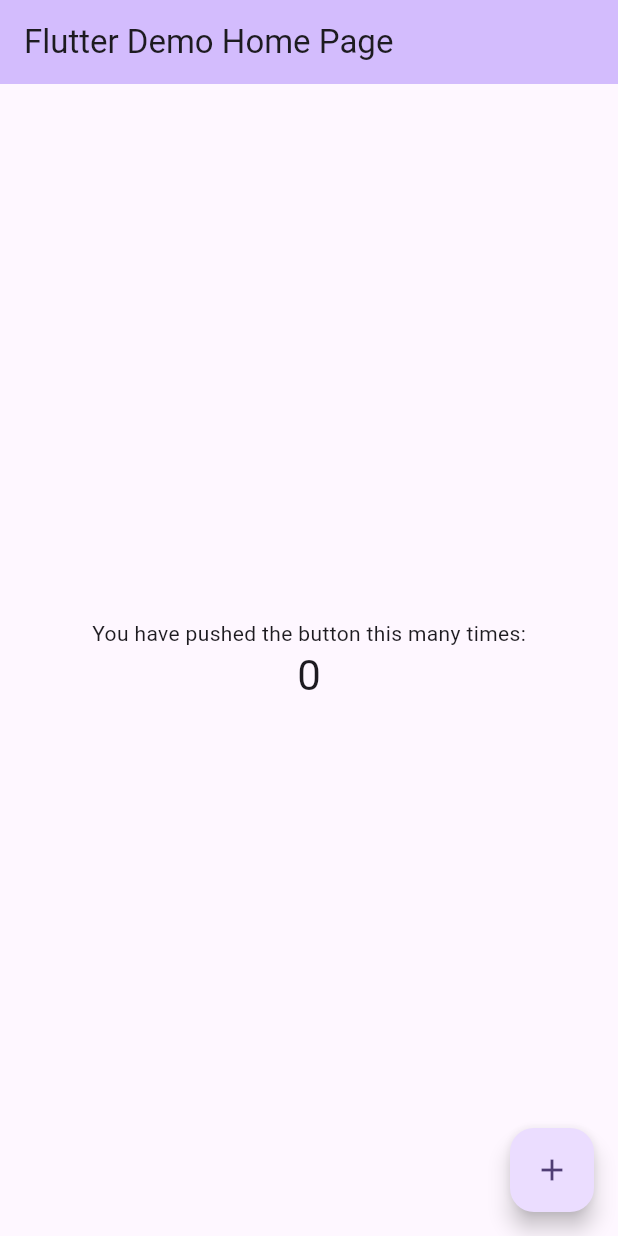
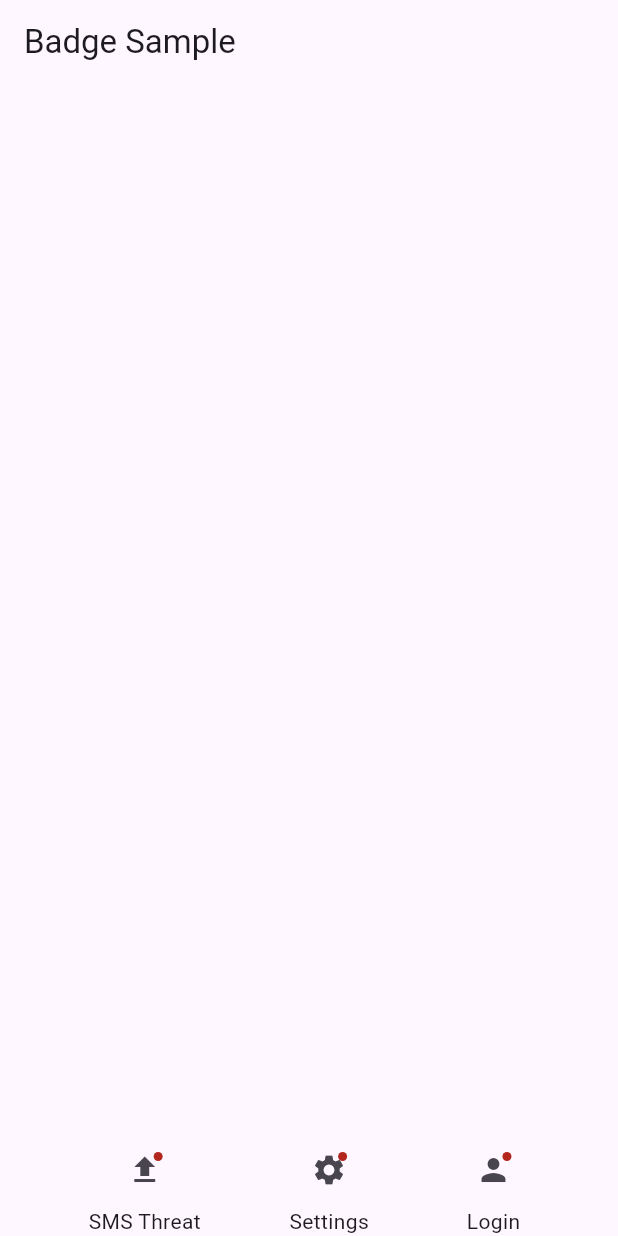
Before and after one commit to HavishVivek/Hackaton, a Flutter app: the screen it shows after launch, on a phone screen of 412 x 824 dp. Run offline on Flutter 3.47's test engine with Material 3 defaults, Android fonts, the phone set to English and light mode, and no system bars.

Commit message:
Update main.dart to have basic UI
added three buttons

```diff
--- a/sms_app_2/lib/main.dart
+++ b/sms_app_2/lib/main.dart
@@ -1,125 +1,70 @@
 import 'package:flutter/material.dart';
 
-void main() {
-  runApp(const MyApp());
-}
 
-class MyApp extends StatelessWidget {
-  const MyApp({super.key});
+void main() => runApp(const BadgeExampleApp());
 
-  // This widget is the root of your application.
+class BadgeExampleApp extends StatelessWidget {
+  const BadgeExampleApp({super.key});
+
   @override
   Widget build(BuildContext context) {
     return MaterialApp(
-      title: 'Flutter Demo',
-      theme: ThemeData(
-        // This is the theme of your application.
-        //
-        // TRY THIS: Try running your application with "flutter run". You'll see
-        // the application has a purple toolbar. Then, without quitting the app,
-        // try changing the seedColor in the colorScheme below to Colors.green
-        // and then invoke "hot reload" (save your changes or press the "hot
-        // reload" button in a Flutter-supported IDE, or press "r" if you used
-        // the command line to start the app).
-        //
-        // Notice that the counter didn't reset back to zero; the application
-        // state is not lost during the reload. To reset the state, use hot
-        // restart instead.
-        //
-        // This works for code too, not just values: Most code changes can be
-        // tested with just a hot reload.
-        colorScheme: ColorScheme.fromSeed(seedColor: Colors.deepPurple),
-        useMaterial3: true,
+      home: Scaffold(
+        appBar:AppBar(title: Text('Badge Sample')),
+        body: const BadgeExample(),
       ),
-      home: const MyHomePage(title: 'Flutter Demo Home Page'),
     );
   }
 }
 
-class MyHomePage extends StatefulWidget {
-  const MyHomePage({super.key, required this.title});
-
-  // This widget is the home page of your application. It is stateful, meaning
-  // that it has a State object (defined below) that contains fields that affect
-  // how it looks.
-
-  // This class is the configuration for the state. It holds the values (in this
-  // case the title) provided by the parent (in this case the App widget) and
-  // used by the build method of the State. Fields in a Widget subclass are
-  // always marked "final".
-
-  final String title;
-
-  @override
-  State<MyHomePage> createState() => _MyHomePageState();
-}
-
-class _MyHomePageState extends State<MyHomePage> {
-  int _counter = 0;
-
-  void _incrementCounter() {
-    setState(() {
-      // This call to setState tells the Flutter framework that something has
-      // changed in this State, which causes it to rerun the build method below
-      // so that the display can reflect the updated values. If we changed
-      // _counter without calling setState(), then the build method would not be
-      // called again, and so nothing would appear to happen.
-      _counter++;
-    });
-  }
+class BadgeExample extends StatelessWidget {
+  const BadgeExample({super.key});
 
   @override
   Widget build(BuildContext context) {
-    // This method is rerun every time setState is called, for instance as done
-    // by the _incrementCounter method above.
-    //
-    // The Flutter framework has been optimized to make rerunning build methods
-    // fast, so that you can just rebuild anything that needs updating rather
-    // than having to individually change instances of widgets.
-    return Scaffold(
-      appBar: AppBar(
-        // TRY THIS: Try changing the color here to a specific color (to
-        // Colors.amber, perhaps?) and trigger a hot reload to see the AppBar
-        // change color while the other colors stay the same.
-        backgroundColor: Theme.of(context).colorScheme.inversePrimary,
-        // Here we take the value from the MyHomePage object that was created by
-        // the App.build method, and use it to set our appbar title.
-        title: Text(widget.title),
+    return Align(
+      alignment: Alignment.bottomCenter,
+      child: Row(
+        mainAxisAlignment: MainAxisAlignment.spaceEvenly,
+        children: <Widget>[
+          Column(
+            mainAxisSize: MainAxisSize.min,
+            children: [
+              IconButton(
+                icon: const Badge(
+                  child: Icon(Icons.upload),
+                ),
+                onPressed: () {},
+              ),
+              const Text('SMS Threat'),
+            ],
+          ),
+          Column(
+            mainAxisSize: MainAxisSize.min,
+            children: [
+              IconButton(
+                icon: const Badge(
+                  child: Icon(Icons.settings),
+                ),
+                onPressed: () {},
+              ),
+              const Text('Settings'),
+            ],
+          ),
+          Column(
+            mainAxisSize: MainAxisSize.min,
+            children: [
+              IconButton(
+                icon: const Badge(
+                  child: Icon(Icons.person),
+                ),
+                onPressed: () {},
+              ),
+              const Text('Login'),
+            ],
+          ),
+        ],
       ),
-      body: Center(
-        // Center is a layout widget. It takes a single child and positions it
-        // in the middle of the parent.
-        child: Column(
-          // Column is also a layout widget. It takes a list of children and
-          // arranges them vertically. By default, it sizes itself to fit its
-          // children horizontally, and tries to be as tall as its parent.
-          //
-          // Column has various properties to control how it sizes itself and
-          // how it positions its children. Here we use mainAxisAlignment to
-          // center the children vertically; the main axis here is the vertical
-          // axis because Columns are vertical (the cross axis would be
-          // horizontal).
-          //
-          // TRY THIS: Invoke "debug painting" (choose the "Toggle Debug Paint"
-          // action in the IDE, or press "p" in the console), to see the
-          // wireframe for each widget.
-          mainAxisAlignment: MainAxisAlignment.center,
-          children: <Widget>[
-            const Text(
-              'You have pushed the button this many times:',
-            ),
-            Text(
-              '$_counter',
-              style: Theme.of(context).textTheme.headlineMedium,
-            ),
-          ],
-        ),
-      ),
-      floatingActionButton: FloatingActionButton(
-        onPressed: _incrementCounter,
-        tooltip: 'Increment',
-        child: const Icon(Icons.add),
-      ), // This trailing comma makes auto-formatting nicer for build methods.
     );
   }
 }
```
